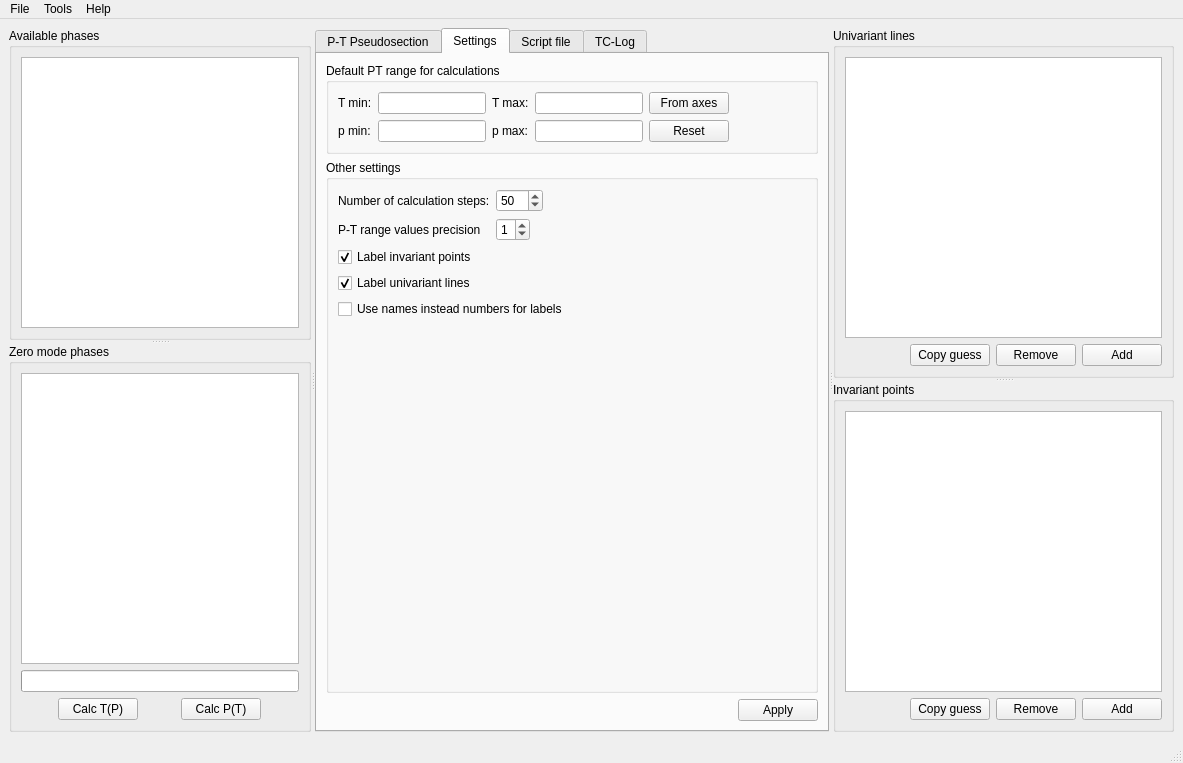
Qt form pypsbuilder/ui/psbuilder.ui (ondrolexa/pypsbuilder) before a commit.
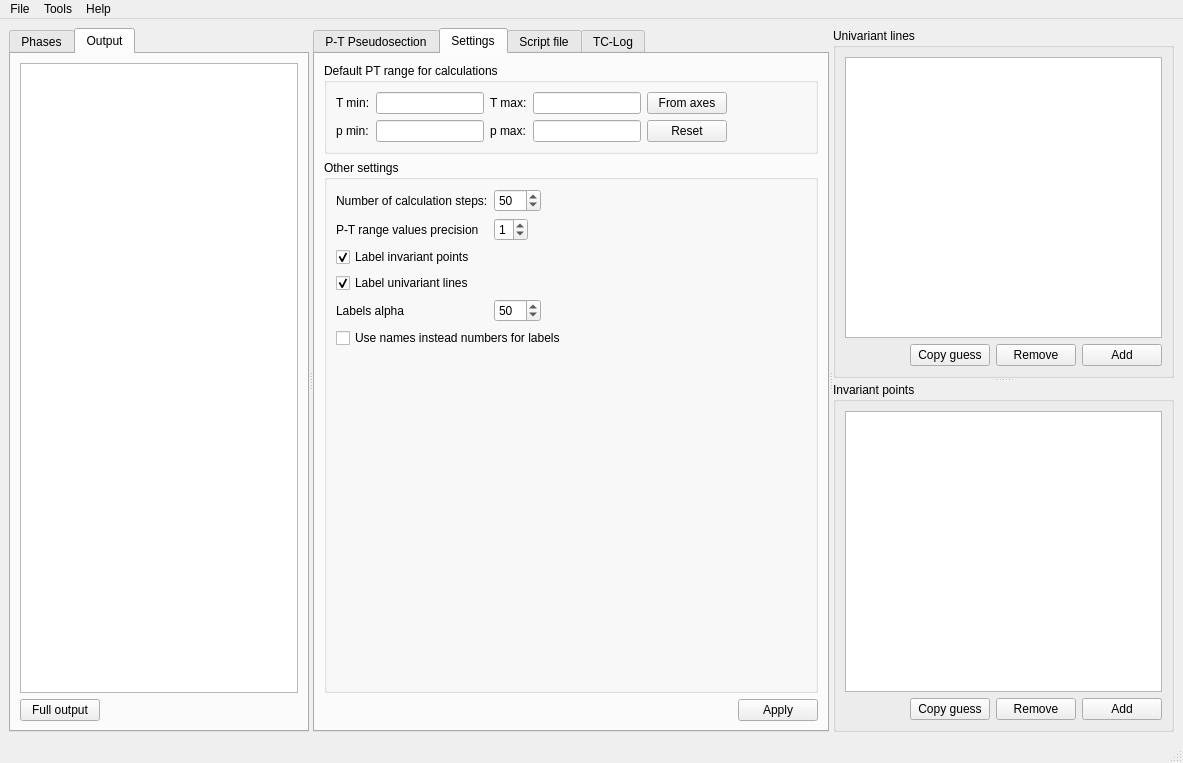
The same form after that commit. The open tabs and pages were chosen to show the change.

What changed in the file:
```diff
--- a/pypsbuilder/ui/psbuilder.ui
+++ b/pypsbuilder/ui/psbuilder.ui
@@ -38,58 +38,42 @@
       <property name="orientation">
        <enum>Qt::Horizontal</enum>
       </property>
-      <property name="childrenCollapsible">
-       <bool>false</bool>
-      </property>
-      <widget class="QSplitter" name="phase_splitter">
-       <property name="maximumSize">
-        <size>
-         <width>16777215</width>
-         <height>16777215</height>
-        </size>
+      <widget class="QTabWidget" name="tabWidget">
+       <property name="currentIndex">
+        <number>0</number>
        </property>
-       <property name="orientation">
-        <enum>Qt::Vertical</enum>
-       </property>
-       <property name="childrenCollapsible">
-        <bool>false</bool>
-       </property>
-       <widget class="QGroupBox" name="groupBox_3">
-        <property name="title">
-         <string>Available phases</string>
-        </property>
-        <layout class="QVBoxLayout" name="verticalLayout_5">
-         <item>
-          <widget class="QListView" name="phaseview">
-           <property name="sizePolicy">
-            <sizepolicy hsizetype="Expanding" vsizetype="Expanding">
-             <horstretch>0</horstretch>
-             <verstretch>0</verstretch>
-            </sizepolicy>
-           </property>
-           <property name="spacing">
-            <number>4</number>
-           </property>
-          </widget>
-         </item>
-        </layout>
-       </widget>
-       <widget class="QGroupBox" name="groupBox_4">
-        <property name="title">
-         <string>Zero mode phases</string>
-        </property>
+       <widget class="QWidget" name="tabPhases">
+        <attribute name="title">
+         <string>Phases</string>
+        </attribute>
         <layout class="QVBoxLayout" name="verticalLayout">
          <item>
-          <widget class="QListView" name="outview">
-           <property name="sizePolicy">
-            <sizepolicy hsizetype="Expanding" vsizetype="Expanding">
-             <horstretch>0</horstretch>
-             <verstretch>0</verstretch>
-            </sizepolicy>
+          <widget class="QSplitter" name="splitter_2">
+           <property name="orientation">
+            <enum>Qt::Vertical</enum>
            </property>
-           <property name="spacing">
-            <number>4</number>
-           </property>
+           <widget class="QListView" name="phaseview">
+            <property name="sizePolicy">
+             <sizepolicy hsizetype="Expanding" vsizetype="Expanding">
+              <horstretch>0</horstretch>
+              <verstretch>0</verstretch>
+             </sizepolicy>
+            </property>
+            <property name="spacing">
+             <number>4</number>
+            </property>
+           </widget>
+           <widget class="QListView" name="outview">
+            <property name="sizePolicy">
+             <sizepolicy hsizetype="Expanding" vsizetype="Expanding">
+              <horstretch>0</horstretch>
+              <verstretch>0</verstretch>
+             </sizepolicy>
+            </property>
+            <property name="spacing">
+             <number>4</number>
+            </property>
+           </widget>
           </widget>
          </item>
          <item>
@@ -109,7 +93,7 @@
           </widget>
          </item>
          <item>
-          <layout class="QHBoxLayout" name="horizontalLayout" stretch="0,0">
+          <layout class="QHBoxLayout" name="horizontalLayout" stretch="0,0,0">
            <item>
             <widget class="QPushButton" name="pushCalcTatP">
              <property name="sizePolicy">
@@ -148,6 +132,53 @@
              </property>
             </widget>
            </item>
+           <item>
+            <spacer name="horizontalSpacer_5">
+             <property name="orientation">
+              <enum>Qt::Horizontal</enum>
+             </property>
+             <property name="sizeHint" stdset="0">
+              <size>
+               <width>40</width>
+               <height>20</height>
+              </size>
+             </property>
+            </spacer>
+           </item>
+          </layout>
+         </item>
+        </layout>
+       </widget>
+       <widget class="QWidget" name="tabOutput">
+        <attribute name="title">
+         <string>Output</string>
+        </attribute>
+        <layout class="QVBoxLayout" name="verticalLayout_5">
+         <item>
+          <widget class="QPlainTextEdit" name="textOutput"/>
+         </item>
+         <item>
+          <layout class="QHBoxLayout" name="horizontalLayout_5">
+           <item>
+            <widget class="QPushButton" name="pushFullOutput">
+             <property name="text">
+              <string>Full output</string>
+             </property>
+            </widget>
+           </item>
+           <item>
+            <spacer name="horizontalSpacer_7">
+             <property name="orientation">
+              <enum>Qt::Horizontal</enum>
+             </property>
+             <property name="sizeHint" stdset="0">
+              <size>
+               <width>40</width>
+               <height>20</height>
+              </size>
+             </property>
+            </spacer>
+           </item>
           </layout>
          </item>
         </layout>
@@ -375,33 +406,14 @@
             <string>Other settings</string>
            </property>
            <layout class="QFormLayout" name="formLayout">
-            <item row="0" column="0">
-             <widget class="QLabel" name="label_9">
-              <property name="text">
-               <string>Number of calculation steps:</string>
-              </property>
-             </widget>
-            </item>
-            <item row="0" column="1">
-             <widget class="QSpinBox" name="spinSteps">
-              <property name="sizePolicy">
-               <sizepolicy hsizetype="Fixed" vsizetype="Fixed">
-                <horstretch>0</horstretch>
-                <verstretch>0</verstretch>
-               </sizepolicy>
-              </property>
-              <property name="minimum">
-               <number>5</number>
-              </property>
-              <property name="maximum">
-               <number>200</number>
-              </property>
-              <property name="value">
-               <number>50</number>
-              </property>
-             </widget>
-            </item>
             <item row="2" column="0">
+             <widget class="QLabel" name="label">
+              <property name="text">
+               <string>P-T range values precision</string>
+              </property>
+             </widget>
+            </item>
+            <item row="4" column="0">
              <widget class="QCheckBox" name="checkLabelInv">
               <property name="text">
                <string>Label invariant points</string>
@@ -411,7 +423,7 @@
               </property>
              </widget>
             </item>
-            <item row="3" column="0">
+            <item row="5" column="0">
              <widget class="QCheckBox" name="checkLabelUni">
               <property name="text">
                <string>Label univariant lines</string>
@@ -421,21 +433,21 @@
               </property>
              </widget>
             </item>
-            <item row="4" column="0" colspan="2">
+            <item row="7" column="0">
+             <widget class="QLabel" name="label_2">
+              <property name="text">
+               <string>Labels alpha</string>
+              </property>
+             </widget>
+            </item>
+            <item row="9" column="0" colspan="2">
              <widget class="QCheckBox" name="checkLabels">
               <property name="text">
                <string>Use names instead numbers for labels</string>
               </property>
              </widget>
             </item>
-            <item row="1" column="0">
-             <widget class="QLabel" name="label">
-              <property name="text">
-               <string>P-T range values precision</string>
-              </property>
-             </widget>
-            </item>
-            <item row="1" column="1">
+            <item row="2" column="1">
              <widget class="QSpinBox" name="spinPrec">
               <property name="sizePolicy">
                <sizepolicy hsizetype="Fixed" vsizetype="Fixed">
@@ -451,6 +463,51 @@
               </property>
              </widget>
             </item>
+            <item row="7" column="1">
+             <widget class="QSpinBox" name="spinAlpha">
+              <property name="sizePolicy">
+               <sizepolicy hsizetype="Fixed" vsizetype="Fixed">
+                <horstretch>0</horstretch>
+                <verstretch>0</verstretch>
+               </sizepolicy>
+              </property>
+              <property name="maximum">
+               <number>100</number>
+              </property>
+              <property name="singleStep">
+               <number>10</number>
+              </property>
+              <property name="value">
+               <number>50</number>
+              </property>
+             </widget>
+            </item>
+            <item row="1" column="1">
+             <widget class="QSpinBox" name="spinSteps">
+              <property name="sizePolicy">
+               <sizepolicy hsizetype="Fixed" vsizetype="Fixed">
+                <horstretch>0</horstretch>
+                <verstretch>0</verstretch>
+               </sizepolicy>
+              </property>
+              <property name="minimum">
+               <number>5</number>
+              </property>
+              <property name="maximum">
+               <number>200</number>
+              </property>
+              <property name="value">
+               <number>50</number>
+              </property>
+             </widget>
+            </item>
+            <item row="1" column="0">
+             <widget class="QLabel" name="label_9">
+              <property name="text">
+               <string>Number of calculation steps:</string>
+              </property>
+             </widget>
+            </item>
            </layout>
           </widget>
          </item>
```
Left out of the diff: 10 changed lines with no effect on the pictures.
